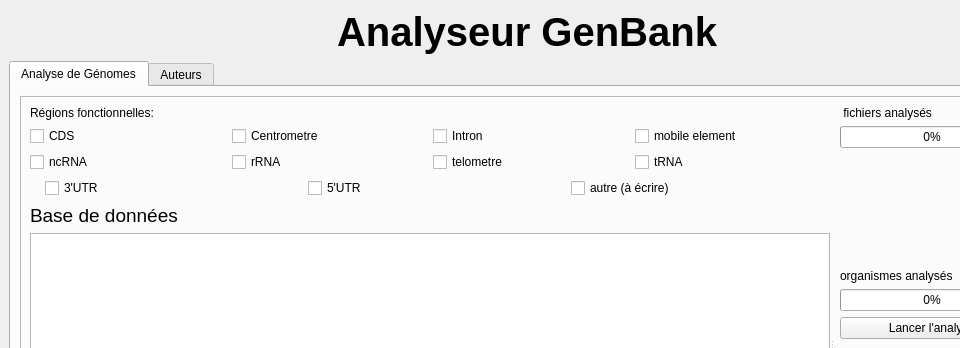
Qt form src/app/application.ui (PotOfJam/ProjetAlgorithmesDuTexte) before a commit; both pictures show x 0 to 960 and y 0 to 348 of the 1054 by 639 pixel window.
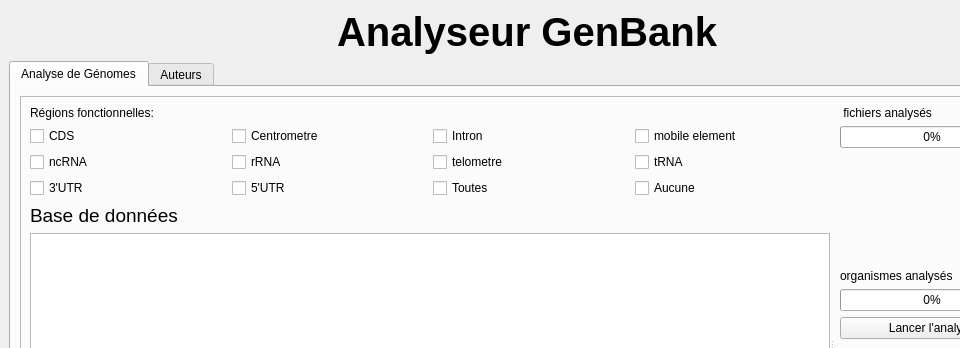
The same form after that commit. Icons and pictures are not drawn.

Diff of the .ui file:
```diff
--- a/src/app/application.ui
+++ b/src/app/application.ui
@@ -274,7 +274,26 @@
                         </size>
                        </property>
                        <property name="text">
-                        <string>autre (à écrire)</string>
+                                                <string>Toutes</string>
+                                              </property>
+                                            </widget>
+                                          </item>
+                                          <item>
+                                            <widget class="QCheckBox" name="NONE">
+                                              <property name="minimumSize">
+                                                <size>
+                                                  <width>121</width>
+                                                  <height>0</height>
+                                                </size>
+                                              </property>
+                                              <property name="maximumSize">
+                                                <size>
+                                                  <width>242</width>
+                                                  <height>16777215</height>
+                                                </size>
+                                              </property>
+                                              <property name="text">
+                                                <string>Aucune</string>
                        </property>
                       </widget>
                      </item>
```
Left out of the diff: 41 changed lines with no effect on the pictures. Lines whose indentation alone changed are shown as unchanged.
